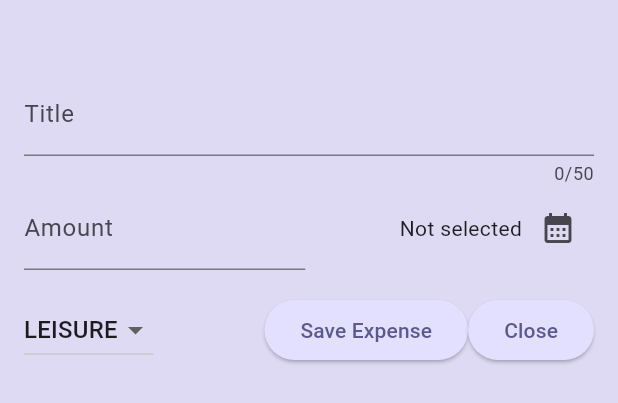
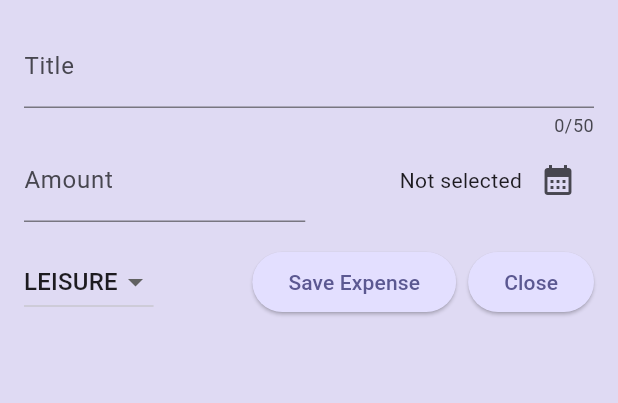
Before and after one commit to tahmidulislamfahim/expense_tracker, a Flutter app: the NewExpense widget shown alone on an empty page, opened directly with empty values, on a phone screen of 412 x 824 dp. Shown: the top 403 px of the screen. Run offline on Flutter 3.47's test engine with Material 3 defaults, Android fonts, the phone set to English and light mode, and no system bars; our stand-ins replace shared_preferences; accounts and stored records are empty.

Commit message:
Design modification

```diff
--- a/lib/widgets/app.dart
+++ b/lib/widgets/app.dart
@@ -10,9 +10,7 @@ var kdarkColorScheme = ColorScheme.fromSeed(
 );
 
 class App extends StatelessWidget {
-  const App({
-    super.key,
-  });
+  const App({super.key});
 
   @override
   Widget build(BuildContext context) {
@@ -33,12 +31,9 @@ class App extends StatelessWidget {
           backgroundColor: kColorScheme.onPrimaryContainer,
           foregroundColor: kColorScheme.primaryContainer,
         ),
-        cardTheme: CardTheme().copyWith(
+        cardTheme: CardThemeData().copyWith(
           color: kColorScheme.secondaryContainer,
-          margin: const EdgeInsets.symmetric(
-            horizontal: 16,
-            vertical: 8,
-          ),
+          margin: const EdgeInsets.symmetric(horizontal: 16, vertical: 8),
         ),
         elevatedButtonTheme: ElevatedButtonThemeData(
           style: ElevatedButton.styleFrom(
--- a/lib/widgets/new_expense.dart
+++ b/lib/widgets/new_expense.dart
@@ -85,8 +85,9 @@ class _NewExpense extends State<NewExpense> {
 
   @override
   Widget build(BuildContext context) {
-    return Padding(
-      padding: const EdgeInsets.fromLTRB(16, 48, 16, 16),
+    return SafeArea(
+      child: Padding(
+        padding: const EdgeInsets.all(16),
         child: Column(
           children: [
             TextField(
@@ -154,6 +155,7 @@ class _NewExpense extends State<NewExpense> {
                   onPressed: _submitExpenseData,
                   child: const Text('Save Expense'),
                 ),
+                SizedBox(width: 8),
                 ElevatedButton(
                   onPressed: () {
                     Navigator.pop(context);
@@ -164,6 +166,7 @@ class _NewExpense extends State<NewExpense> {
             ),
           ],
         ),
+      ),
     );
   }
 }
```
Also changed, not shown: pubspec.lock, 1 other file. Lines whose indentation alone changed are shown as unchanged.
